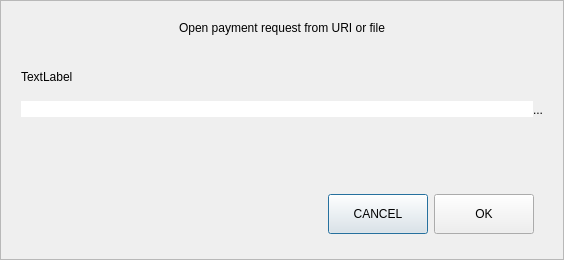
Before: the Qt Designer form src/qt/forms/openuridialog.ui in SpectreSecurityCoin/SpectreSecurityMN, drawn with Qt 5.
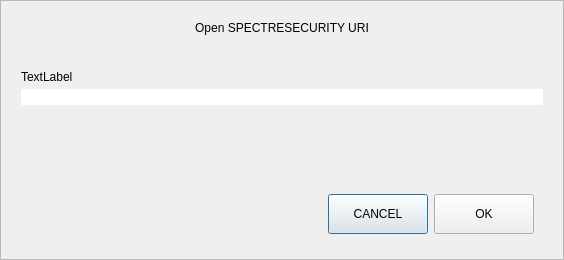
After: the same form once the commit is applied. Custom widgets are drawn as their Qt base class.

```diff
--- a/src/qt/forms/openuridialog.ui
+++ b/src/qt/forms/openuridialog.ui
@@ -56,7 +56,7 @@
       <item>
        <widget class="QLabel" name="labelTitle">
         <property name="text">
-         <string>Open payment request from URI or file</string>
+         <string>Open SPECTRESECURITY URI</string>
         </property>
         <property name="alignment">
          <set>Qt::AlignCenter</set>
@@ -101,31 +101,6 @@
           </property>
          </widget>
         </item>
-        <item>
-         <widget class="QPushButton" name="selectFileButton">
-          <property name="minimumSize">
-           <size>
-            <width>0</width>
-            <height>41</height>
-           </size>
-          </property>
-          <property name="toolTip">
-           <string>Select payment request file</string>
-          </property>
-          <property name="styleSheet">
-           <string notr="true">#selectFileButton{
-	border-top-left-radius:0px;
-	border-bottom-left-radius:0px;
-}</string>
-          </property>
-          <property name="text">
-           <string notr="true">...</string>
-          </property>
-          <property name="autoDefault">
-           <bool>false</bool>
-          </property>
-         </widget>
-        </item>
        </layout>
       </item>
       <item>
```
Left out of the diff: 2 changed lines with no effect on the pictures.
